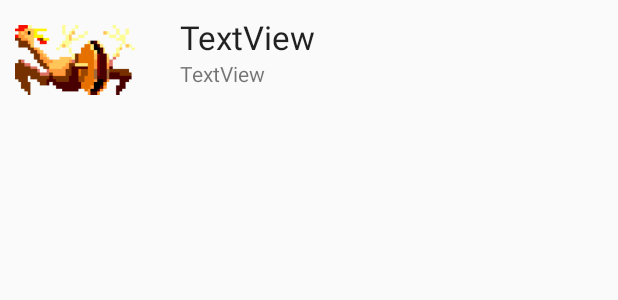
After one commit to vcurry/RestOMatic, an Android app: the layout list_item_dish.xml on its own in the app's theme, with its tools: preview values and no code run, on a phone screen of 412 x 824 dp. The commit adds this screen. Shown: the top 300 px of the screen. Run offline under Robolectric (Android 15) with nearby library versions, the phone set to English and light mode, and no system bars; network calls fail.

Commit message:
Comanda con RecyclerView

```diff
--- a/app/build.gradle
+++ b/app/build.gradle
@@ -29,4 +29,5 @@ dependencies {
     compile 'com.android.support:support-v13:25.0.1'
     compile 'com.android.support:design:25.0.1'
     testCompile 'junit:junit:4.12'
+    compile 'com.android.support:cardview-v7:25.0.1'
 }
--- /dev/null
+++ b/app/src/main/res/layout/list_item_dish.xml
@@ -0,0 +1,59 @@
+<?xml version="1.0" encoding="utf-8"?>
+<RelativeLayout xmlns:android="http://schemas.android.com/apk/res/android"
+                xmlns:app="http://schemas.android.com/apk/res-auto"
+                android:layout_width="match_parent"
+                android:layout_height="match_parent">
+
+    <ImageView
+        android:layout_width="80dp"
+        app:srcCompat="@drawable/chicken_with_a_pulley"
+        android:id="@+id/dish_image"
+        android:layout_height="80dp"
+        android:layout_marginLeft="10dp"
+        android:layout_alignParentTop="true"
+        android:layout_alignParentLeft="true"
+        android:layout_alignParentStart="true"/>
+
+    <TextView
+        android:text="TextView"
+        android:layout_width="wrap_content"
+        android:layout_height="wrap_content"
+        android:layout_alignParentTop="true"
+        android:layout_toRightOf="@+id/dish_image"
+        android:id="@+id/dish_name"
+        android:textAppearance="?android:attr/textAppearanceLarge"
+        android:layout_alignParentRight="true"
+        android:layout_alignParentEnd="true"
+        android:layout_marginTop="10dp"
+        android:layout_marginLeft="30dp"/>
+
+    <TextView
+        android:text="TextView"
+        android:layout_width="wrap_content"
+        android:layout_height="wrap_content"
+        android:id="@+id/dish_price"
+        android:layout_below="@+id/dish_name"
+        android:layout_toRightOf="@+id/dish_image"
+        android:layout_toEndOf="@+id/dish_image"
+        android:layout_marginLeft="30dp"/>
+
+    <ImageView
+        android:layout_below="@+id/dish_price"
+        android:layout_toRightOf="@+id/dish_image"
+        android:layout_toEndOf="@+id/dish_image"
+        android:id="@+id/allergen_image_1"
+        android:layout_width="30dp"
+        android:layout_height="30dp"
+        android:layout_marginLeft="30dp"/>
+
+    <ImageView
+        android:layout_width="30dp"
+        android:layout_height="30dp"
+        android:layout_below="@+id/dish_price"
+        android:layout_toRightOf="@+id/allergen_image_1"
+        android:layout_toEndOf="@+id/allergen_image_1"
+        android:layout_marginLeft="12dp"
+        android:layout_marginStart="12dp"
+        android:id="@+id/allergen_image_2"/>
+
+</RelativeLayout>
```
Also changed, not shown: app/src/main/java/com/veronicacordobes/restomatic/TableRecyclerViewAdapter.java (added, +62 -0 lines), app/src/main/java/com/veronicacordobes/restomatic/activity/TableActivity.java (+14 -4 lines), app/src/main/java/com/veronicacordobes/restomatic/fragment/DishListFragment.java (+39 -2 lines), app/src/main/java/com/veronicacordobes/restomatic/fragment/TableFragment.java (+8 -1 lines), app/src/main/res/layout/activity_table.xml (+5 -12 lines), app/src/main/res/layout/fragment_table.xml (+5 -7 lines), app/src/main/res/layout/view_table.xml (added, +61 -0 lines).
